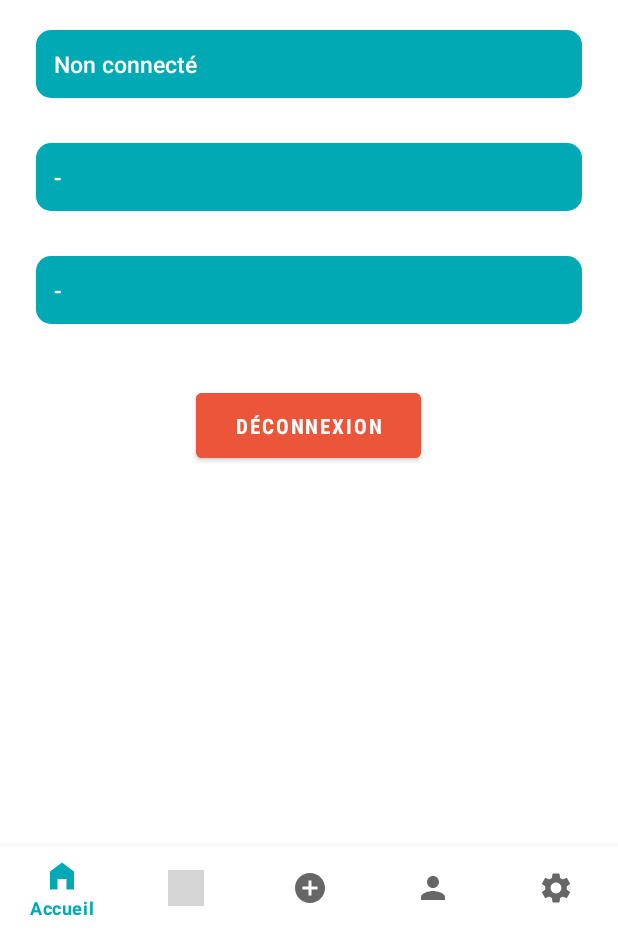
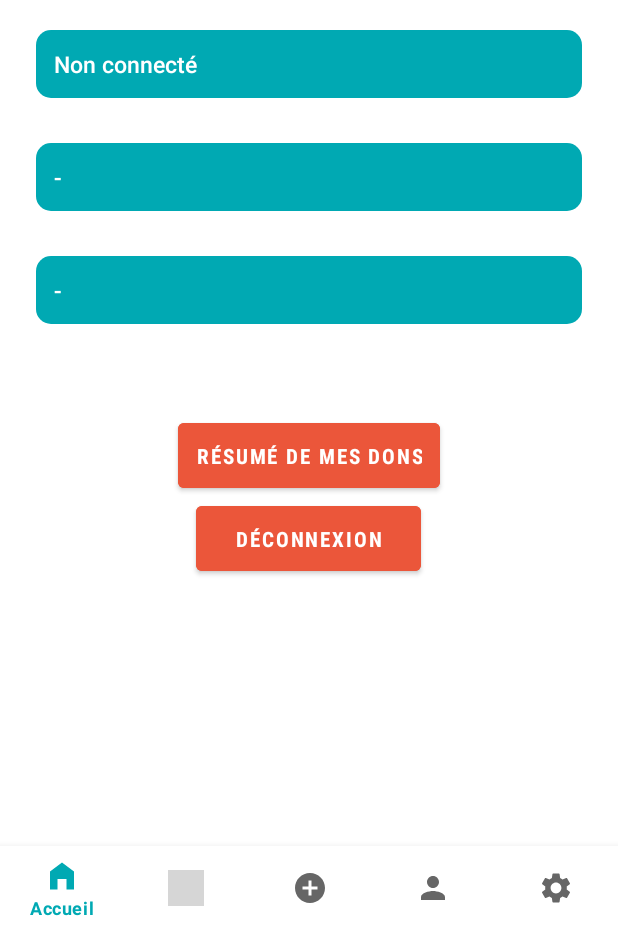
Before and after one commit to Nsrn17/SAES04, an Android app: the fragment ProfileFragment placed in its activity, on a phone screen of 412 x 824 dp, the part 306-1236 px from its top. Run offline under Robolectric (Android 15) with nearby library versions, the phone set to English and light mode, and no system bars; libraries missing offline, so code that uses them is left out: org.mindrot.jbcrypt; grey boxes are pictures that could not be loaded.

Commit message:
suite code

```diff
--- a/app/src/main/java/iut/dam/sae_s04/fragments/ProfileFragment.java
+++ b/app/src/main/java/iut/dam/sae_s04/fragments/ProfileFragment.java
@@ -53,6 +53,16 @@ public class ProfileFragment extends Fragment {
             getActivity().finish();
         });
 
+        Button btnResume = rootView.findViewById(R.id.btn_resume_user);
+
+        btnResume.setOnClickListener(v -> {
+            requireActivity().getSupportFragmentManager().beginTransaction()
+                    .replace(R.id.container, new UserResumeFragment())
+                    .addToBackStack(null)
+                    .commit();
+        });
+
+
         return rootView;
     }
 }
--- a/app/src/main/res/layout/activity_profil.xml
+++ b/app/src/main/res/layout/activity_profil.xml
@@ -72,6 +72,19 @@
                 android:textSize="15sp" />
 
             <Button
+                android:id="@+id/btn_resume_user"
+                android:layout_width="wrap_content"
+                android:layout_height="wrap_content"
+                android:text="Résumé de mes dons"
+                android:textColor="@android:color/white"
+                android:backgroundTint="?attr/colorPrimary"
+                android:layout_marginTop="20dp"
+                android:padding="12dp"
+                android:fontFamily="sans-serif-condensed-medium"
+                android:textStyle="bold" />
+
+
+            <Button
                 android:id="@+id/btn_deconnexion"
                 android:layout_width="150dp"
                 android:layout_height="wrap_content"
@@ -84,6 +97,8 @@
                 android:textStyle="bold" />
 
 
+
+
         </LinearLayout>
 
     </ScrollView>
```
Also changed, not shown: app/src/main/java/iut/dam/sae_s04/database/DatabaseHelper.java (+13 -0 lines), app/src/main/java/iut/dam/sae_s04/fragments/UserResumeFragment.java (added, +86 -0 lines), app/src/main/res/layout/fragment_user_resume.xml (+18 -9 lines).
